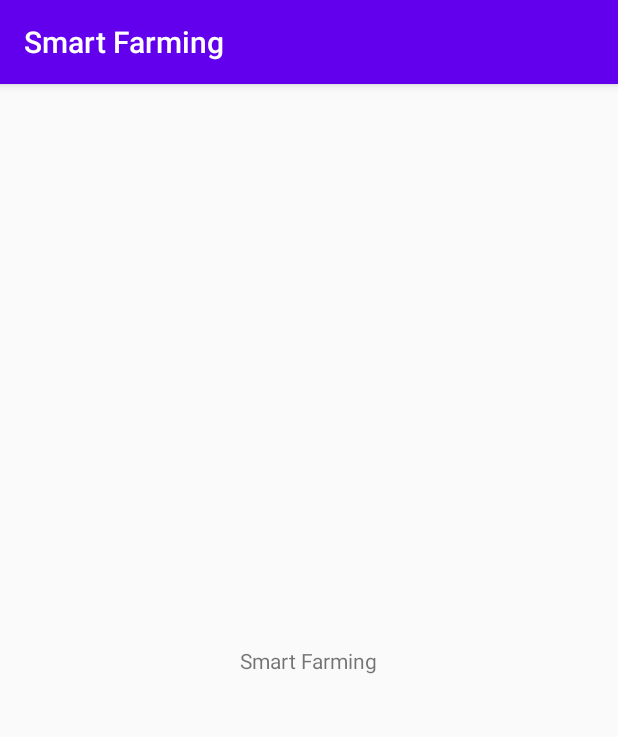
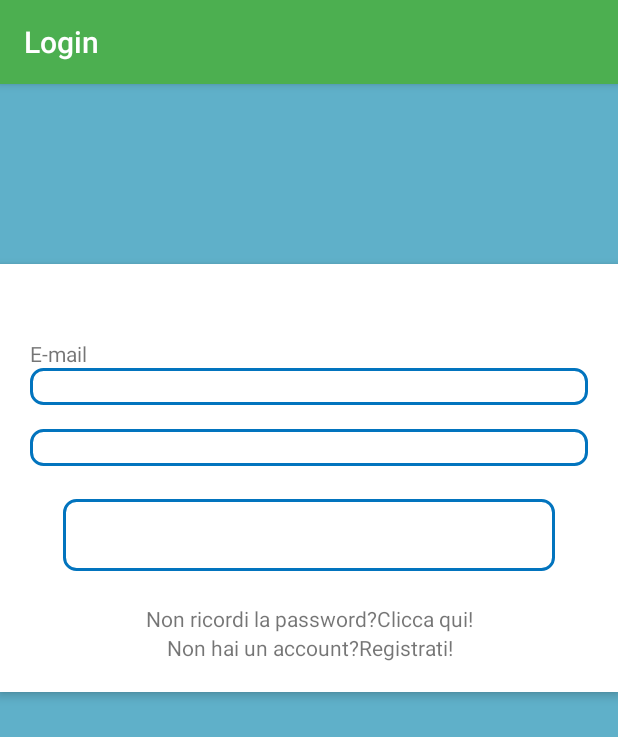
Before and after one commit to kenz097/Gruppo-18-Smart-Farming, an Android app: the screen it shows after launch (MainActivity), on a phone screen of 412 x 824 dp. Shown: the top 737 px of the screen. Run offline under Robolectric (Android 15) with nearby library versions, the phone set to English and light mode, and no system bars.

Commit message:
iniziata la pagina di login

```diff
--- a/app/build.gradle
+++ b/app/build.gradle
@@ -31,4 +31,5 @@ dependencies {
     testImplementation 'junit:junit:4.12'
     androidTestImplementation 'androidx.test.ext:junit:1.1.1'
     androidTestImplementation 'androidx.test.espresso:espresso-core:3.2.0'
+    implementation 'androidx.cardview:cardview:1.0.0'
 }
--- /dev/null
+++ b/app/src/main/res/drawable/et_style.xml
@@ -0,0 +1,7 @@
+<?xml version="1.0" encoding="utf-8"?>
+<shape xmlns:android="http://schemas.android.com/apk/res/android" android:shape="rectangle">
+    <stroke
+        android:width="2dp"
+        android:color="#0274be" />
+    <corners android:radius="8dp"/>
+</shape>
--- a/app/src/main/res/layout/activity_main.xml
+++ b/app/src/main/res/layout/activity_main.xml
@@ -1,18 +1,78 @@
 <?xml version="1.0" encoding="utf-8"?>
-<androidx.constraintlayout.widget.ConstraintLayout xmlns:android="http://schemas.android.com/apk/res/android"
-    xmlns:app="http://schemas.android.com/apk/res-auto"
-    xmlns:tools="http://schemas.android.com/tools"
+<RelativeLayout xmlns:android="http://schemas.android.com/apk/res/android"
     android:layout_width="match_parent"
     android:layout_height="match_parent"
-    tools:context=".MainActivity">
+    android:background="#5fb0c9"
+    android:orientation="vertical">
 
-    <TextView
-        android:layout_width="wrap_content"
+
+    <RelativeLayout
+        android:layout_width="fill_parent"
         android:layout_height="wrap_content"
-        android:text="Smart Farming"
-        app:layout_constraintBottom_toBottomOf="parent"
-        app:layout_constraintLeft_toLeftOf="parent"
-        app:layout_constraintRight_toRightOf="parent"
-        app:layout_constraintTop_toTopOf="parent" />
+        android:layout_marginTop="120dp"
+        android:background="#fff"
+        android:elevation="4dp"
+        android:orientation="vertical"
+        android:padding="20dp">
 
-</androidx.constraintlayout.widget.ConstraintLayout>
+        <LinearLayout
+            android:layout_width="fill_parent"
+            android:layout_height="wrap_content"
+            android:orientation="vertical"
+            android:paddingTop="30dp">
+            <TextView
+                android:layout_width="wrap_content"
+                android:layout_height="match_parent"
+                android:text="E-mail"/>
+
+            <EditText
+                android:id="@+id/username"
+                android:layout_width="match_parent"
+                android:layout_height="wrap_content"
+                android:background="@drawable/et_style"
+                android:drawableTint="#FF4081"
+                android:inputType="textEmailAddress"
+                android:singleLine="true"
+                android:importantForAutofill="no" />
+
+            <EditText
+                android:layout_width="fill_parent"
+                android:layout_height="wrap_content"
+                android:layout_marginTop="16dp"
+                android:background="@drawable/et_style"
+                android:drawableTint="#FF4081"
+                android:inputType="textPassword"
+                android:singleLine="true" />
+
+            <Button
+                android:id="@+id/accedi"
+                android:layout_width="fill_parent"
+                android:layout_height="wrap_content"
+                android:layout_margin="22dp"
+                android:text="Accedi"
+                android:textAllCaps="false"
+                android:textColor="#fff"
+                android:textSize="18sp"
+                android:background="@drawable/et_style"
+
+                />
+
+            <TextView
+                android:id="@+id/smarrita"
+                android:layout_width="match_parent"
+                android:layout_height="wrap_content"
+                android:autoLink="all"
+                android:text="Non ricordi la password?Clicca qui!"
+                android:textAlignment="center" />
+
+            <TextView
+                android:id="@+id/registrazione"
+                android:layout_width="match_parent"
+                android:layout_height="wrap_content"
+                android:autoLink="all"
+                android:text="Non hai un account?Registrati!"
+                android:textAlignment="center" />
+
+        </LinearLayout>
+    </RelativeLayout>
+</RelativeLayout>
--- a/app/src/main/res/values/colors.xml
+++ b/app/src/main/res/values/colors.xml
@@ -1,6 +1,6 @@
 <?xml version="1.0" encoding="utf-8"?>
 <resources>
-    <color name="colorPrimary">#6200EE</color>
-    <color name="colorPrimaryDark">#3700B3</color>
+    <color name="colorPrimary">#4CAF50</color>
+    <color name="colorPrimaryDark">#4CAF50</color>
     <color name="colorAccent">#03DAC5</color>
 </resources>
--- a/app/src/main/res/values/strings.xml
+++ b/app/src/main/res/values/strings.xml
@@ -1,3 +1,3 @@
 <resources>
-    <string name="app_name">Smart Farming</string>
+    <string name="app_name">Login</string>
 </resources>
--- a/app/src/main/res/values/styles.xml
+++ b/app/src/main/res/values/styles.xml
@@ -8,4 +8,5 @@
         <item name="colorAccent">@color/colorAccent</item>
     </style>
 
+
 </resources>
```
